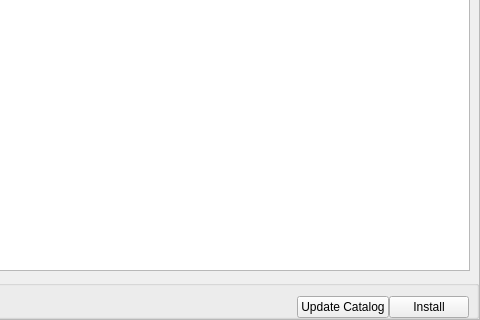
This is src/gui/addonDialog.ui in Stellarium/stellarium as Qt 5 draws it before an edit; both pictures show x 179 to 659 and y 294 to 614 of the 659 by 614 pixel window. The edited form follows.
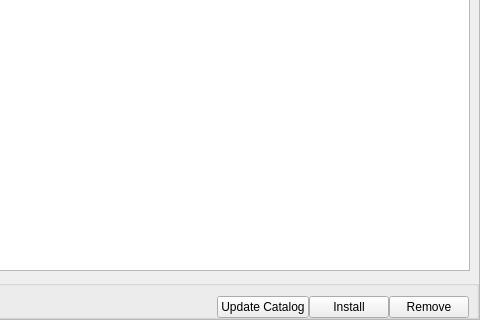
This is the edited form. Icons and pictures are not drawn. Custom widgets are drawn as their Qt base class.

Commit message: addondialog.ui - add button to remove all selected addons

Diff of the .ui file:
```diff
--- a/src/gui/addonDialog.ui
+++ b/src/gui/addonDialog.ui
@@ -513,6 +513,13 @@
            </property>
           </widget>
          </item>
+         <item>
+          <widget class="QPushButton" name="btnRemove">
+           <property name="text">
+            <string>Remove</string>
+           </property>
+          </widget>
+         </item>
         </layout>
        </widget>
       </item>
```
The commit also changes 2 other files.
